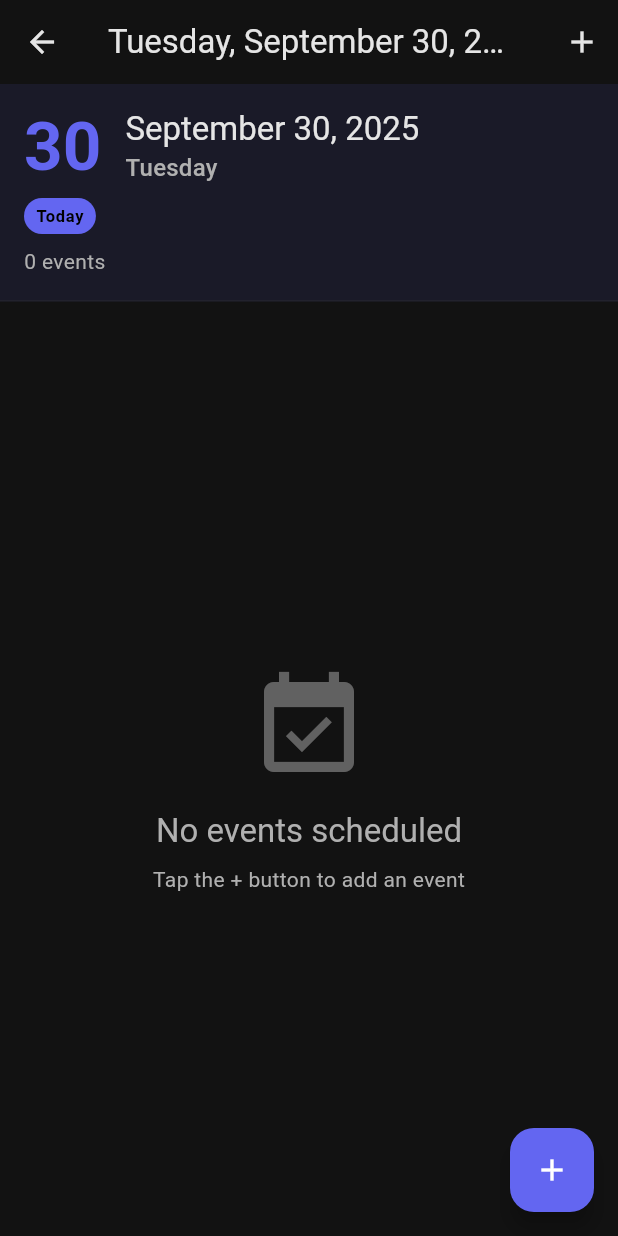
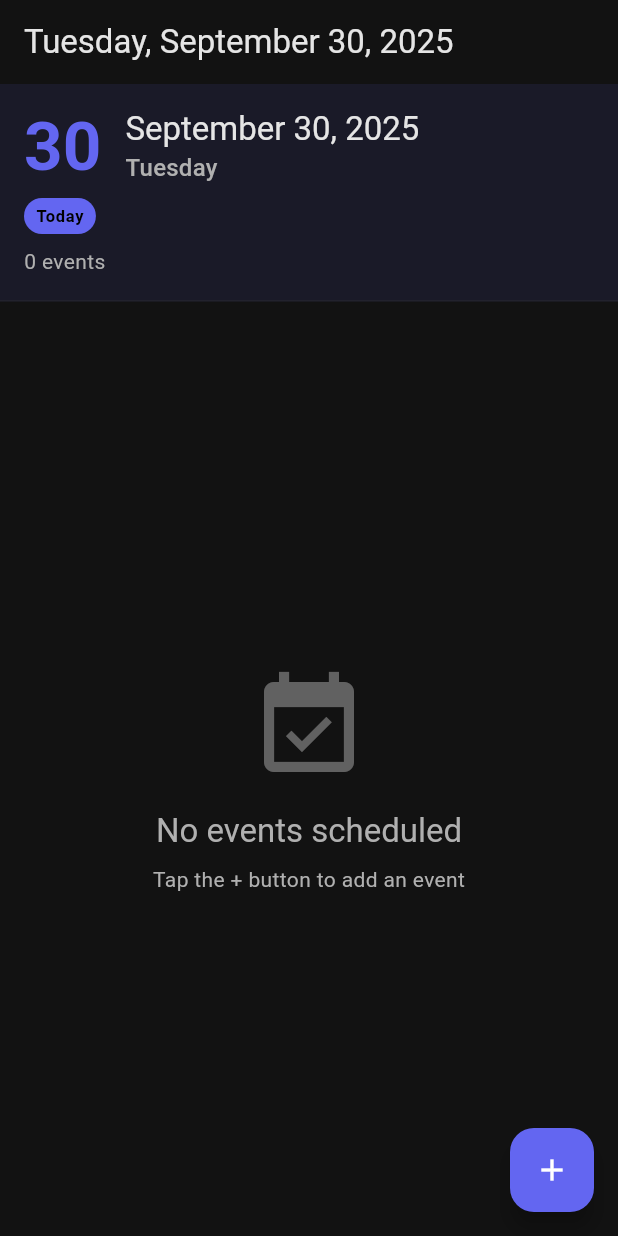
Before and after one commit to xDeZex/universal, a Flutter app: the DayDetailScreen screen opened directly with empty values, on a phone screen of 412 x 824 dp. Run offline on Flutter 3.47's test engine with Material 3 defaults, Android fonts, the phone set to English and light mode, and no system bars; our stand-ins replace fl_chart, shared_preferences; accounts and stored records are empty.

Commit message:
refactor: remove navigation and add buttons from day detail AppBar
- Remove back button by setting automaticallyImplyLeading: false
- Remove + button from AppBar actions for cleaner header design
- Maintain add event functionality via existing floating action button
- Preserve all existing functionality and event ordering behavior
- Clean, minimal AppBar showing only date and weekday information

🤖 Generated with [Claude Code](https://claude.ai/code)

Co-Authored-By: Claude <noreply@anthropic.com>

```diff
--- a/lib/screens/day_detail_screen.dart
+++ b/lib/screens/day_detail_screen.dart
@@ -116,13 +116,7 @@ class _DayDetailScreenState extends State<DayDetailScreen> {
       appBar: AppBar(
         title: Text('${DateFormatter.formatWeekday(widget.selectedDate)}, ${DateFormatter.formatDate(widget.selectedDate)}'),
         backgroundColor: theme.colorScheme.surface,
-        actions: [
-          IconButton(
-            icon: const Icon(Icons.add),
-            onPressed: _showAddEventDialog,
-            tooltip: 'Add Event',
-          ),
-        ],
+        automaticallyImplyLeading: false,
       ),
       body: Column(
         crossAxisAlignment: CrossAxisAlignment.start,
```
